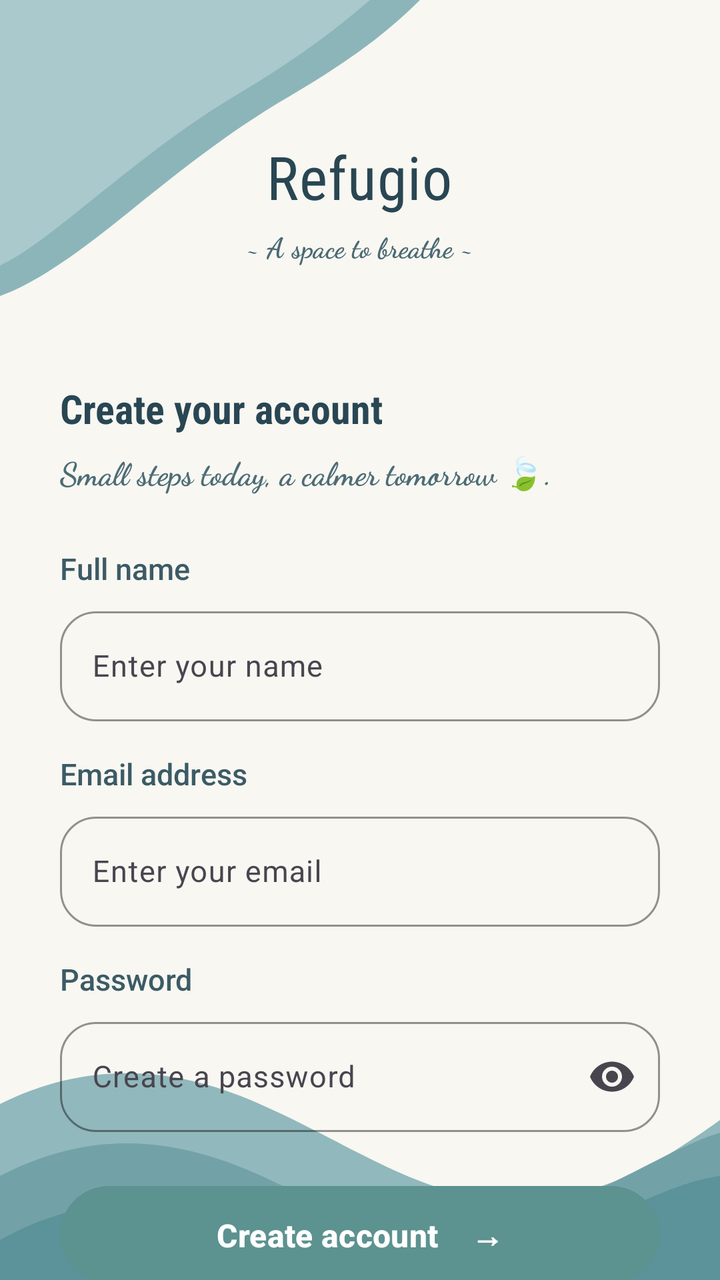
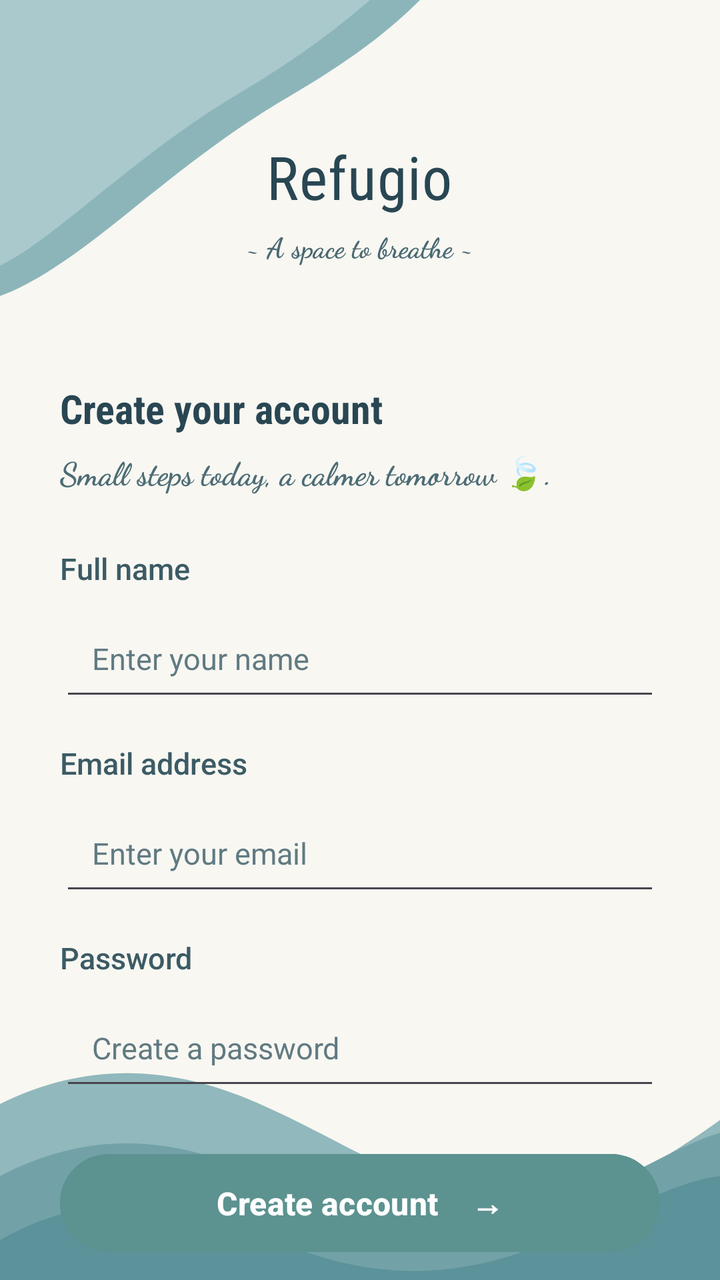

Screens rendered from an Android XML layout before and after an edit, with the pre-edit source and the edit as a unified diff.
<!-- AndroidManifest.xml: application theme Theme.Refugio -->
<!-- res/layout/activity_main.xml -->
<?xml version="1.0" encoding="utf-8"?>
<FrameLayout
    xmlns:android="http://schemas.android.com/apk/res/android"
    xmlns:app="http://schemas.android.com/apk/res-auto"
    android:id="@+id/main"
    android:layout_width="match_parent"
    android:layout_height="match_parent"
    android:background="#F8F7F2">



    <ImageView
        android:layout_width="match_parent"
        android:layout_height="match_parent"
        android:src="@drawable/waves"
        android:scaleType="fitXY"
        android:contentDescription="@null" />



    <ScrollView
        android:id="@+id/mainScroll"
        android:layout_width="match_parent"
        android:layout_height="match_parent"
        android:fillViewport="true"
        android:overScrollMode="never"
        android:scrollbars="none">

        <LinearLayout
            android:layout_width="match_parent"
            android:layout_height="wrap_content"
            android:orientation="vertical"
            android:paddingStart="30dp"
            android:paddingEnd="30dp"
            android:paddingTop="48dp"
            android:paddingBottom="120dp">



            <TextView
                android:id="@+id/appName"
                android:layout_width="wrap_content"
                android:layout_height="wrap_content"
                android:layout_gravity="center_horizontal"
                android:text="Refugio"
                android:textColor="#294653"
                android:textSize="30sp"
                android:fontFamily="sans-serif-condensed"
                android:letterSpacing="0.01"
                android:layout_marginTop="20dp"/>



            <LinearLayout
                android:layout_width="wrap_content"
                android:layout_height="wrap_content"
                android:layout_gravity="center_horizontal"
                android:layout_marginTop="5dp"
                android:gravity="center_vertical"
                android:orientation="horizontal">


                <TextView
                    android:layout_width="wrap_content"
                    android:layout_height="wrap_content"
                    android:text="~ A space to breathe ~"
                    android:textColor="#4B6972"
                    android:textSize="14sp"
                    android:fontFamily="cursive"
                    android:textStyle="bold"/>



            </LinearLayout>



            <TextView
                android:id="@+id/welcomeText"
                android:layout_width="wrap_content"
                android:layout_height="wrap_content"
                android:layout_marginTop="58dp"
                android:text="Create your account"
                android:textColor="#294653"
                android:textSize="20sp"
                android:textStyle="bold"
                android:fontFamily="sans-serif-condensed" />

            <TextView
                android:id="@+id/welcomeDescription"
                android:layout_width="wrap_content"
                android:layout_height="wrap_content"
                android:layout_marginTop="7dp"
                android:text="Small steps today, a calmer tomorrow 🍃."
                android:textColor="#4D6C75"
                android:textSize="16sp"
                android:lineSpacingExtra="3dp"
                android:fontFamily="cursive"
                android:textStyle="bold"/>


            <TextView
                android:layout_width="wrap_content"
                android:layout_height="wrap_content"
                android:layout_marginTop="27dp"
                android:text="Full name"
                android:textColor="#3C5B65"
                android:textSize="15sp"
                android:fontFamily="sans-serif-medium" />

            <com.google.android.material.textfield.TextInputLayout
                android:id="@+id/nameLayout"
                android:layout_width="match_parent"
                android:layout_height="wrap_content"
                android:layout_marginTop="6dp"
                android:hint="Enter your name"
                app:boxBackgroundMode="outline"
                app:boxCornerRadiusTopStart="18dp"
                app:boxCornerRadiusTopEnd="18dp"
                app:boxCornerRadiusBottomStart="18dp"
                app:boxCornerRadiusBottomEnd="18dp"
                app:boxStrokeColor="#A9BEC2"
                app:hintTextColor="#617A82">

                <com.google.android.material.textfield.TextInputEditText
                    android:id="@+id/nameInput"
                    android:layout_width="match_parent"
                    android:layout_height="55dp"
                    android:inputType="textPersonName"
                    android:textColor="#294653"
                    android:textSize="15sp"
                    android:fontFamily="sans-serif" />

            </com.google.android.material.textfield.TextInputLayout>



            <TextView
                android:layout_width="wrap_content"
                android:layout_height="wrap_content"
                android:layout_marginTop="16dp"
                android:text="Email address"
                android:textColor="#3C5B65"
                android:textSize="15sp"
                android:fontFamily="sans-serif-medium" />

            <com.google.android.material.textfield.TextInputLayout
                android:id="@+id/emailLayout"
                android:layout_width="match_parent"
                android:layout_height="wrap_content"
                android:layout_marginTop="6dp"
                android:hint="Enter your email"
                app:boxBackgroundMode="outline"
                app:boxCornerRadiusTopStart="18dp"
                app:boxCornerRadiusTopEnd="18dp"
                app:boxCornerRadiusBottomStart="18dp"
                app:boxCornerRadiusBottomEnd="18dp"
                app:boxStrokeColor="#A9BEC2"
                app:hintTextColor="#617A82">

                <com.google.android.material.textfield.TextInputEditText
                    android:id="@+id/emailInput"
                    android:layout_width="match_parent"
                    android:layout_height="55dp"
                    android:inputType="textEmailAddress"
                    android:textColor="#294653"
                    android:textSize="15sp"
                    android:fontFamily="sans-serif" />

            </com.google.android.material.textfield.TextInputLayout>

            

            <TextView
                android:layout_width="wrap_content"
                android:layout_height="wrap_content"
                android:layout_marginTop="16dp"
                android:text="Password"
                android:textColor="#3C5B65"
                android:textSize="15sp"
                android:fontFamily="sans-serif-medium" />

            <com.google.android.material.textfield.TextInputLayout
                android:id="@+id/passwordLayout"
                android:layout_width="match_parent"
                android:layout_height="wrap_content"
                android:layout_marginTop="6dp"
                android:hint="Create a password"
                app:boxBackgroundMode="outline"
                app:boxCornerRadiusTopStart="18dp"
                app:boxCornerRadiusTopEnd="18dp"
                app:boxCornerRadiusBottomStart="18dp"
                app:boxCornerRadiusBottomEnd="18dp"
                app:boxStrokeColor="#A9BEC2"
                app:hintTextColor="#617A82"
                app:endIconMode="password_toggle">

                <com.google.android.material.textfield.TextInputEditText
                    android:id="@+id/passwordInput"
                    android:layout_width="match_parent"
                    android:layout_height="55dp"
                    android:inputType="textPassword"
                    android:textColor="#294653"
                    android:textSize="15sp"
                    android:fontFamily="sans-serif" />

            </com.google.android.material.textfield.TextInputLayout>

            

            <com.google.android.material.button.MaterialButton
                android:id="@+id/createAccountButton"
                android:layout_width="match_parent"
                android:layout_height="57dp"
                android:layout_marginTop="23dp"
                android:text="Create account    →"
                android:textColor="#FFFFFF"
                android:textSize="16sp"
                android:textStyle="bold"
                android:textAllCaps="false"
                android:fontFamily="sans-serif-medium"
                app:backgroundTint="#5C9290"
                app:cornerRadius="29dp"
                android:elevation="2dp" />

            

            <LinearLayout
                android:layout_width="wrap_content"
                android:layout_height="wrap_content"
                android:layout_gravity="center_horizontal"
                android:layout_marginTop="16dp"
                android:orientation="horizontal">

                <TextView
                    android:layout_width="wrap_content"
                    android:layout_height="wrap_content"
                    android:text="Already have an account? "
                    android:textColor="#4D6C75"
                    android:textSize="14sp"
                    android:fontFamily="sans-serif" />

                <TextView
                    android:id="@+id/loginLink"
                    android:layout_width="wrap_content"
                    android:layout_height="wrap_content"
                    android:text="Log in"
                    android:textColor="#356F6B"
                    android:textSize="14sp"
                    android:textStyle="bold"
                    android:fontFamily="sans-serif-medium"
                    android:padding="2dp" />

            </LinearLayout>


            <TextView
                android:layout_width="wrap_content"
                android:layout_height="wrap_content"
                android:layout_gravity="center_horizontal"
                android:layout_marginTop="42dp"
                android:text="BREATHE  •  BALANCE  •  BE YOU"
                android:textColor="#52757D"
                android:textSize="10sp"
                android:letterSpacing="0.16"
                android:fontFamily="sans-serif" />

        </LinearLayout>

    </ScrollView>

</FrameLayout>
<!-- resources referenced by this layout -->
<resources>
  <!-- drawable waves (drawable) -->
  <?xml version="1.0" encoding="utf-8"?>
  <vector
      xmlns:android="http://schemas.android.com/apk/res/android"
      android:width="360dp"
      android:height="800dp"
      android:viewportWidth="360"
      android:viewportHeight="800">
  
      
  
      <path
          android:fillColor="#8CB5BA"
          android:pathData="
          M0,0
          L210,0
          C190,25 168,43 145,60
          C112,84 87,110 60,137
          C35,162 16,178 0,185
          Z" />
  
      
  
      <path
          android:fillColor="#A9C9CC"
          android:pathData="
          M0,0
          L185,0
          C162,25 139,44 116,61
          C87,83 63,108 38,133
          C22,149 10,160 0,166
          Z" />
  
      
  
      <path
          android:fillColor="#91B8BC"
          android:pathData="
          M0,690
          C45,662 88,667 128,689
          C174,714 207,746 250,750
          C295,754 330,727 360,700
          L360,800
          L0,800
          Z" />
  
      
  
      <path
          android:fillColor="#72A2A8"
          android:pathData="
          M0,735
          C48,704 91,711 136,738
          C181,765 218,779 259,763
          C302,747 335,717 360,708
          L360,800
          L0,800
          Z" />
  
      
  
      <path
          android:fillColor="#5C9299"
          android:pathData="
          M0,775
          C44,744 88,747 130,771
          C177,798 217,801 260,783
          C301,765 334,739 360,735
          L360,800
          L0,800
          Z" />
  
  </vector>
  <style name="Theme.Refugio" parent="Base.Theme.Refugio" />
  <style name="Base.Theme.Refugio" parent="Theme.Material3.DayNight.NoActionBar">
          
          
      </style>
</resources>

<!-- the commit's change to res/layout/activity_main.xml (unified diff, before → after) -->
@@ -1,13 +1,10 @@
 <?xml version="1.0" encoding="utf-8"?>
 <FrameLayout
     xmlns:android="http://schemas.android.com/apk/res/android"
-    xmlns:app="http://schemas.android.com/apk/res-auto"
     android:id="@+id/main"
     android:layout_width="match_parent"
     android:layout_height="match_parent"
     android:background="#F8F7F2">
-
-
 
     <ImageView
         android:layout_width="match_parent"
@@ -15,8 +12,6 @@
         android:src="@drawable/waves"
         android:scaleType="fitXY"
         android:contentDescription="@null" />
-
-
 
     <ScrollView
         android:id="@+id/mainScroll"
@@ -35,8 +30,6 @@
             android:paddingTop="48dp"
             android:paddingBottom="120dp">
 
-
-
             <TextView
                 android:id="@+id/appName"
                 android:layout_width="wrap_content"
@@ -47,33 +40,18 @@
                 android:textSize="30sp"
                 android:fontFamily="sans-serif-condensed"
                 android:letterSpacing="0.01"
-                android:layout_marginTop="20dp"/>
-
-
-
-            <LinearLayout
+                android:layout_marginTop="20dp" />
+
+            <TextView
                 android:layout_width="wrap_content"
                 android:layout_height="wrap_content"
                 android:layout_gravity="center_horizontal"
                 android:layout_marginTop="5dp"
-                android:gravity="center_vertical"
-                android:orientation="horizontal">
-
-
-                <TextView
-                    android:layout_width="wrap_content"
-                    android:layout_height="wrap_content"
-                    android:text="~ A space to breathe ~"
-                    android:textColor="#4B6972"
-                    android:textSize="14sp"
-                    android:fontFamily="cursive"
-                    android:textStyle="bold"/>
-
-
-
-            </LinearLayout>
-
-
+                android:text="~ A space to breathe ~"
+                android:textColor="#4B6972"
+                android:textSize="14sp"
+                android:fontFamily="cursive"
+                android:textStyle="bold" />
 
             <TextView
                 android:id="@+id/welcomeText"
@@ -96,8 +74,7 @@
                 android:textSize="16sp"
                 android:lineSpacingExtra="3dp"
                 android:fontFamily="cursive"
-                android:textStyle="bold"/>
-
+                android:textStyle="bold" />
 
             <TextView
                 android:layout_width="wrap_content"
@@ -108,32 +85,20 @@
                 android:textSize="15sp"
                 android:fontFamily="sans-serif-medium" />
 
-            <com.google.android.material.textfield.TextInputLayout
-                android:id="@+id/nameLayout"
-                android:layout_width="match_parent"
-                android:layout_height="wrap_content"
+            <EditText
+                android:id="@+id/nameInput"
+                android:layout_width="match_parent"
+                android:layout_height="55dp"
                 android:layout_marginTop="6dp"
                 android:hint="Enter your name"
-                app:boxBackgroundMode="outline"
-                app:boxCornerRadiusTopStart="18dp"
-                app:boxCornerRadiusTopEnd="18dp"
-                app:boxCornerRadiusBottomStart="18dp"
-                app:boxCornerRadiusBottomEnd="18dp"
-                app:boxStrokeColor="#A9BEC2"
-                app:hintTextColor="#617A82">
-
-                <com.google.android.material.textfield.TextInputEditText
-                    android:id="@+id/nameInput"
-                    android:layout_width="match_parent"
-                    android:layout_height="55dp"
-                    android:inputType="textPersonName"
-                    android:textColor="#294653"
-                    android:textSize="15sp"
-                    android:fontFamily="sans-serif" />
-
-            </com.google.android.material.textfield.TextInputLayout>
-
-
+                android:inputType="textPersonName"
+                android:textColor="#294653"
+                android:textColorHint="#617A82"
+                android:textSize="15sp"
+                android:fontFamily="sans-serif"
+                android:paddingStart="16dp"
+                android:paddingEnd="16dp"
+                android:singleLine="true" />
 
             <TextView
                 android:layout_width="wrap_content"
@@ -144,32 +109,20 @@
                 android:textSize="15sp"
                 android:fontFamily="sans-serif-medium" />
 
-            <com.google.android.material.textfield.TextInputLayout
-                android:id="@+id/emailLayout"
-                android:layout_width="match_parent"
-                android:layout_height="wrap_content"
+            <EditText
+                android:id="@+id/emailInput"
+                android:layout_width="match_parent"
+                android:layout_height="55dp"
                 android:layout_marginTop="6dp"
                 android:hint="Enter your email"
-                app:boxBackgroundMode="outline"
-                app:boxCornerRadiusTopStart="18dp"
-                app:boxCornerRadiusTopEnd="18dp"
-                app:boxCornerRadiusBottomStart="18dp"
-                app:boxCornerRadiusBottomEnd="18dp"
-                app:boxStrokeColor="#A9BEC2"
-                app:hintTextColor="#617A82">
-
-                <com.google.android.material.textfield.TextInputEditText
-                    android:id="@+id/emailInput"
-                    android:layout_width="match_parent"
-                    android:layout_height="55dp"
-                    android:inputType="textEmailAddress"
-                    android:textColor="#294653"
-                    android:textSize="15sp"
-                    android:fontFamily="sans-serif" />
-
-            </com.google.android.material.textfield.TextInputLayout>
-
-            
+                android:inputType="textEmailAddress"
+                android:textColor="#294653"
+                android:textColorHint="#617A82"
+                android:textSize="15sp"
+                android:fontFamily="sans-serif"
+                android:paddingStart="16dp"
+                android:paddingEnd="16dp"
+                android:singleLine="true" />
 
             <TextView
                 android:layout_width="wrap_content"
@@ -180,35 +133,22 @@
                 android:textSize="15sp"
                 android:fontFamily="sans-serif-medium" />
 
-            <com.google.android.material.textfield.TextInputLayout
-                android:id="@+id/passwordLayout"
-                android:layout_width="match_parent"
-                android:layout_height="wrap_content"
+            <EditText
+                android:id="@+id/passwordInput"
+                android:layout_width="match_parent"
+                android:layout_height="55dp"
                 android:layout_marginTop="6dp"
                 android:hint="Create a password"
-                app:boxBackgroundMode="outline"
-                app:boxCornerRadiusTopStart="18dp"
-                app:boxCornerRadiusTopEnd="18dp"
-                app:boxCornerRadiusBottomStart="18dp"
-                app:boxCornerRadiusBottomEnd="18dp"
-                app:boxStrokeColor="#A9BEC2"
-                app:hintTextColor="#617A82"
-                app:endIconMode="password_toggle">
-
-                <com.google.android.material.textfield.TextInputEditText
-                    android:id="@+id/passwordInput"
-                    android:layout_width="match_parent"
-                    android:layout_height="55dp"
-                    android:inputType="textPassword"
-                    android:textColor="#294653"
-                    android:textSize="15sp"
-                    android:fontFamily="sans-serif" />
-
-            </com.google.android.material.textfield.TextInputLayout>
-
-            
-
-            <com.google.android.material.button.MaterialButton
+                android:inputType="textPassword"
+                android:textColor="#294653"
+                android:textColorHint="#617A82"
+                android:textSize="15sp"
+                android:fontFamily="sans-serif"
+                android:paddingStart="16dp"
+                android:paddingEnd="16dp"
+                android:singleLine="true" />
+
+            <Button
                 android:id="@+id/createAccountButton"
                 android:layout_width="match_parent"
                 android:layout_height="57dp"
@@ -219,11 +159,8 @@
                 android:textStyle="bold"
                 android:textAllCaps="false"
                 android:fontFamily="sans-serif-medium"
-                app:backgroundTint="#5C9290"
-                app:cornerRadius="29dp"
+                android:backgroundTint="#5C9290"
                 android:elevation="2dp" />
-
-            
 
             <LinearLayout
                 android:layout_width="wrap_content"
@@ -253,7 +190,6 @@
 
             </LinearLayout>
 
-
             <TextView
                 android:layout_width="wrap_content"
                 android:layout_height="wrap_content"
